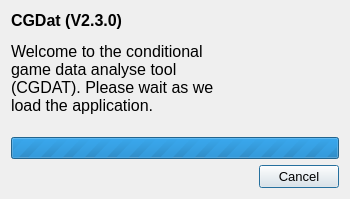
rickstaa/CCDAT, file qt/splash_screen.ui: the form before one commit.
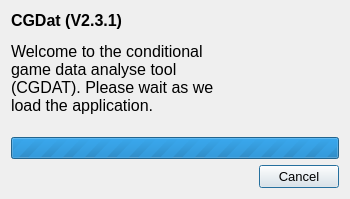
The form after the commit. Icons and pictures are not drawn.

```diff
--- a/qt/splash_screen.ui
+++ b/qt/splash_screen.ui
@@ -51,8 +51,8 @@
           <string>&lt;!DOCTYPE HTML PUBLIC &quot;-//W3C//DTD HTML 4.0//EN&quot; &quot;http://www.w3.org/TR/REC-html40/strict.dtd&quot;&gt;
 &lt;html&gt;&lt;head&gt;&lt;meta name=&quot;qrichtext&quot; content=&quot;1&quot; /&gt;&lt;style type=&quot;text/css&quot;&gt;
 p, li { white-space: pre-wrap; }
-&lt;/style&gt;&lt;/head&gt;&lt;body style=&quot; font-family:'MS Shell Dlg 2'; font-size:8pt; font-weight:400; font-style:normal;&quot;&gt;
-&lt;p style=&quot; margin-top:12px; margin-bottom:12px; margin-left:0px; margin-right:0px; -qt-block-indent:0; text-indent:0px;&quot;&gt;&lt;span style=&quot; font-size:12pt; font-weight:600;&quot;&gt;CGDat (V2.3.0)&lt;/span&gt;&lt;/p&gt;
+&lt;/style&gt;&lt;/head&gt;&lt;body style=&quot; font-family:'MS Shell Dlg 2'; font-size:4pt; font-weight:400; font-style:normal;&quot;&gt;
+&lt;p style=&quot; margin-top:12px; margin-bottom:12px; margin-left:0px; margin-right:0px; -qt-block-indent:0; text-indent:0px;&quot;&gt;&lt;span style=&quot; font-size:12pt; font-weight:600;&quot;&gt;CGDat (V2.3.1)&lt;/span&gt;&lt;/p&gt;
 &lt;p style=&quot; margin-top:12px; margin-bottom:12px; margin-left:0px; margin-right:0px; -qt-block-indent:0; text-indent:0px;&quot;&gt;&lt;span style=&quot; font-size:12pt;&quot;&gt;Welcome to the conditional game data analyse tool (CGDAT). Please wait as we load the application.&lt;/span&gt;&lt;/p&gt;&lt;/body&gt;&lt;/html&gt;</string>
          </property>
          <property name="alignment">
```
